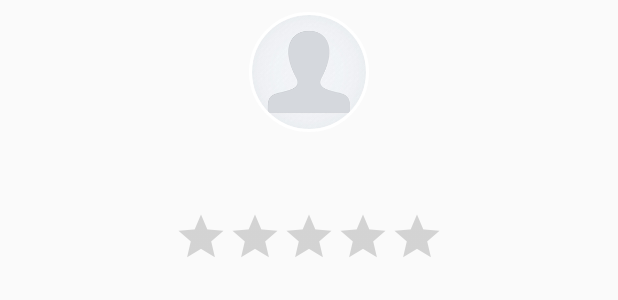
After one commit to emzter/PathFinder, an Android app: the layout dialog_volunteer_profile.xml on its own in the app's theme, with its tools: preview values and no code run, on a phone screen of 412 x 824 dp. The commit adds this screen. Shown: the top 300 px of the screen. Run offline under Robolectric (Android 15) with nearby library versions, the phone set to English and light mode, and no system bars; Roboto replaces fonts that are not available here.

Commit message:
18/12/2560 1:37

```diff
--- a/app/build.gradle
+++ b/app/build.gradle
@@ -59,4 +59,5 @@ dependencies {
     annotationProcessor 'com.jakewharton:butterknife-compiler:8.8.1'
 }
 
+
 apply plugin: 'com.google.gms.google-services'
--- a/app/src/main/java/com/emz/pathfinder/Models/VolunteerCategory.java
+++ b/app/src/main/java/com/emz/pathfinder/Models/VolunteerCategory.java
@@ -1,8 +1,4 @@
 package com.emz.pathfinder.Models;
-
-/**
- * Created by im_ae on 13/12/2560.
- */
 
 public class VolunteerCategory {
     private int id;
--- /dev/null
+++ b/app/src/main/res/layout/dialog_volunteer_profile.xml
@@ -0,0 +1,50 @@
+<?xml version="1.0" encoding="utf-8"?>
+<LinearLayout xmlns:android="http://schemas.android.com/apk/res/android"
+    android:layout_width="match_parent"
+    android:layout_height="wrap_content"
+    xmlns:app="http://schemas.android.com/apk/res-auto"
+    android:orientation="vertical">
+
+    <de.hdodenhof.circleimageview.CircleImageView
+        android:layout_marginTop="8dp"
+        android:id="@+id/dialog_profile_pic"
+        android:layout_width="80dp"
+        android:layout_height="80dp"
+        android:layout_gravity="center_horizontal"
+        android:src="@drawable/default_profile_pic"
+        app:civ_border_color="@color/white"
+        app:civ_border_width="2dp" />
+
+    <LinearLayout
+        android:layout_marginTop="8dp"
+        android:layout_width="match_parent"
+        android:layout_height="wrap_content"
+        android:layout_gravity="center_horizontal"
+        android:orientation="vertical">
+
+        <TextView
+            android:id="@+id/dialog_name"
+            android:layout_width="wrap_content"
+            android:layout_height="wrap_content"
+            android:layout_gravity="center_horizontal"
+            android:textColor="@color/black"
+            android:textStyle="bold" />
+
+        <TextView
+            android:id="@+id/dialog_email"
+            android:layout_width="wrap_content"
+            android:layout_height="wrap_content"
+            android:layout_gravity="center_horizontal"
+            android:textSize="12sp" />
+
+    </LinearLayout>
+
+    <RatingBar
+        android:id="@+id/dialog_rating"
+        style="@android:style/Widget.DeviceDefault.Light.RatingBar.Indicator"
+        android:layout_width="wrap_content"
+        android:layout_height="wrap_content"
+        android:layout_gravity="center_horizontal"
+        android:layout_marginTop="8dp" />
+
+</LinearLayout>
--- a/app/src/main/res/layout/item_volunteer_profile.xml
+++ /dev/null
@@ -1,6 +0,0 @@
-<?xml version="1.0" encoding="utf-8"?>
-<android.support.constraint.ConstraintLayout
-    xmlns:android="http://schemas.android.com/apk/res/android" android:layout_width="match_parent"
-    android:layout_height="match_parent">
-
-</android.support.constraint.ConstraintLayout>
```
Also changed, not shown: app/src/main/AndroidManifest.xml (+6 -5 lines), app/src/main/java/com/emz/pathfinder/Models/Volunteer.java (+33 -2 lines), app/src/main/java/com/emz/pathfinder/VolunteerActivity.java (+24 -2 lines), app/src/main/java/com/emz/pathfinder/PostActivity.java (line endings or trailing spaces).
